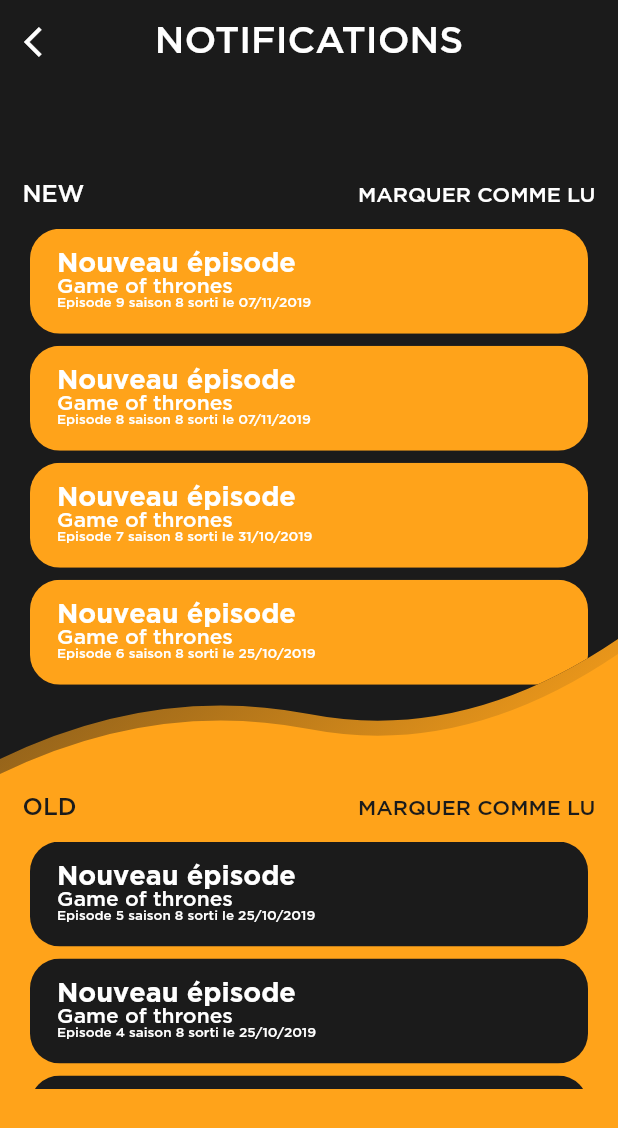
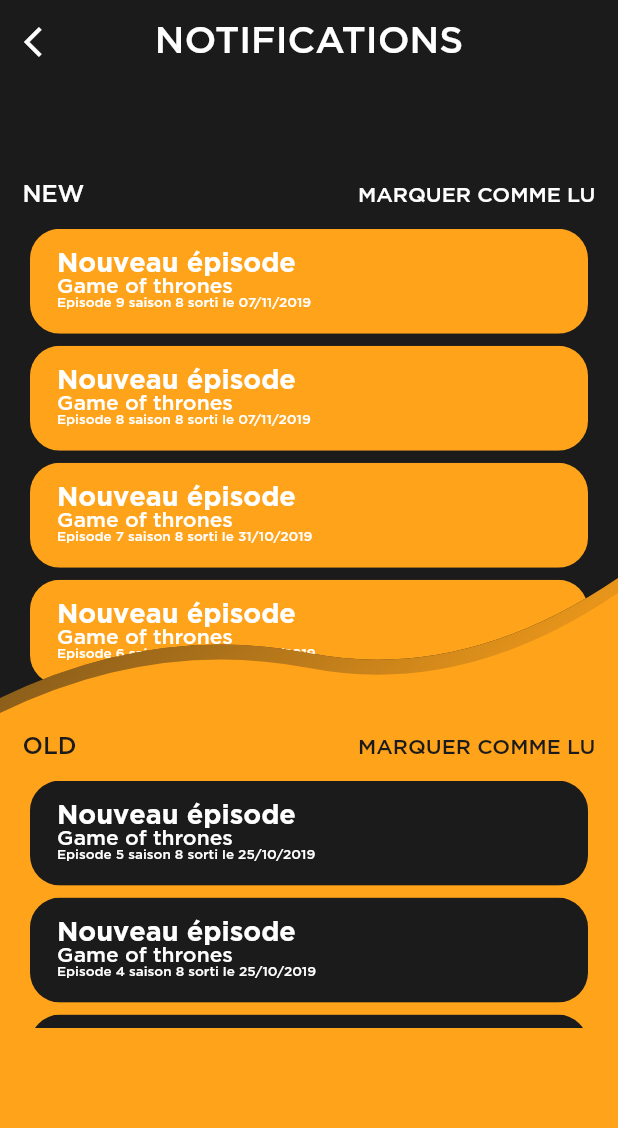
Before and after one commit to esgi-grp5/WishFlix, a Flutter app: the screen it shows after launch, item 2 of the bottom bar chosen, after a tap on the "notifications" icon, on a phone screen of 412 x 824 dp. Shown: the top 1128 px of the screen. Run offline on Flutter 3.47's test engine with Material 2 defaults, Android fonts, the phone set to English and light mode, and no system bars.

Commit message:
Fix style responsive et uniformisation Clipper08 (background)

```diff
--- a/lib/Screens/Notifications.dart
+++ b/lib/Screens/Notifications.dart
@@ -65,7 +65,7 @@ class _NotificationTop extends State<NotificationsTop> {
                       begin: Alignment.topLeft,
                       end: Alignment.bottomRight,
                       colors: [HexColor("1B1B1B"), HexColor("FFA31A")])),
-              height: 460, //400
+              height: (height! * .6) + 10 - 85, //400
             ),
           ),
         ),
@@ -73,7 +73,7 @@ class _NotificationTop extends State<NotificationsTop> {
           clipper: Clipper08(),
           child: Container(
             color: HexColor("1B1B1B"),
-            height: 450, //400
+            height: (height! * .6) - 85, //400
             //color: Colors.tealAccen // decoration: BoxDecoration(
             //   color: HexColor("1B1B1B"),
             // ),t,
--- a/lib/Screens/SecondPage.dart
+++ b/lib/Screens/SearchPage.dart
@@ -277,7 +277,7 @@ class _StackTop extends State<StackTop> {
                       begin: Alignment.topLeft,
                       end: Alignment.bottomRight,
                       colors: [HexColor("1B1B1B"), HexColor("FFA31A")])),
-              height: 410, //400
+              height: (height! * .6) + 10 - 85, //400
               width: width,
             ),
           ),
@@ -286,7 +286,7 @@ class _StackTop extends State<StackTop> {
           clipper: Clipper08(),
           child: Container(
             color: HexColor("1B1B1B"),
-            height: 400, //400
+            height: height! * .6 - 85, //400
             width: width,
 
             child: Column(
--- a/lib/Screens/WishList.dart
+++ b/lib/Screens/WishList.dart
@@ -63,7 +63,8 @@ class _WishListTop extends State<WishListTop> {
                       begin: Alignment.topLeft,
                       end: Alignment.bottomRight,
                       colors: [HexColor("1B1B1B"), HexColor("FFA31A")])),
-              height: height! * .65 < 460 ? height! * .65 : 510, //400
+              // height: height! * .65 < 460 ? height! * .65 : 510, //400
+              height: (height! * .6) + 10,
             ),
           ),
         ),
@@ -71,7 +72,7 @@ class _WishListTop extends State<WishListTop> {
           clipper: Clipper08(),
           child: Container(
             color: HexColor("1B1B1B"),
-            height: height! * .65 < 450 ? height! * .65 : 500, //400
+            height: height! * .6, //400
             child: Column(
               children: <Widget>[
                 SizedBox(
--- a/lib/Screens/main.dart
+++ b/lib/Screens/main.dart
@@ -1,7 +1,7 @@
 import 'package:flutter/material.dart';
 import 'Notifications.dart' as prefix0;
 import 'Profil.dart';
-import 'SecondPage.dart';
+import 'SearchPage.dart';
 import 'WishList.dart';
 // Classes
 import 'package:wishflix/Classes/HexColor.dart';
@@ -170,7 +170,7 @@ class _HomeTop extends State<HomeTop> {
                       end: Alignment.bottomRight,
                       colors: [HexColor("1B1B1B"), HexColor("FFA31A")])),
               // height: height! * .65 < 460 ? height! * .65 : 510, //400
-              height: 460, //400
+              height: (height! * .6) + 10, //400
             ),
           ),
         ),
@@ -178,7 +178,7 @@ class _HomeTop extends State<HomeTop> {
           clipper: Clipper08(),
           child: Container(
             color: HexColor("1B1B1B"),
-            height: 450, //400
+            height: height! * .6, //400
             // height: height! * .65 < 450 ? height! * .65 : 500, //400
             child: Column(
               children: <Widget>[
```
